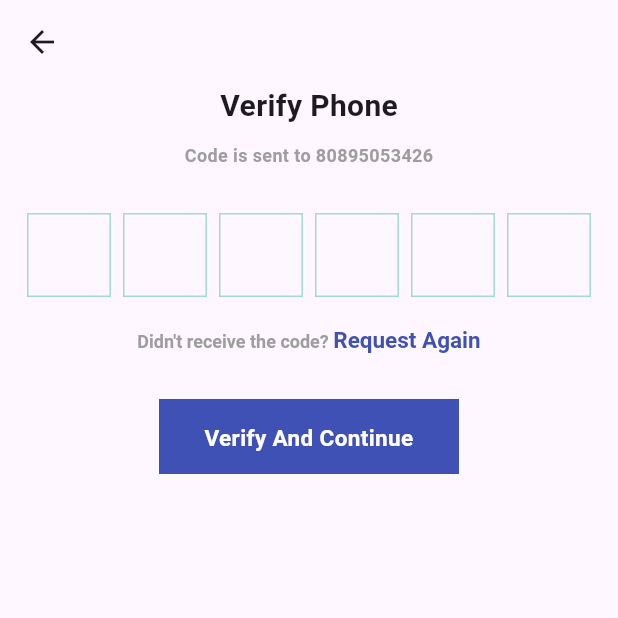
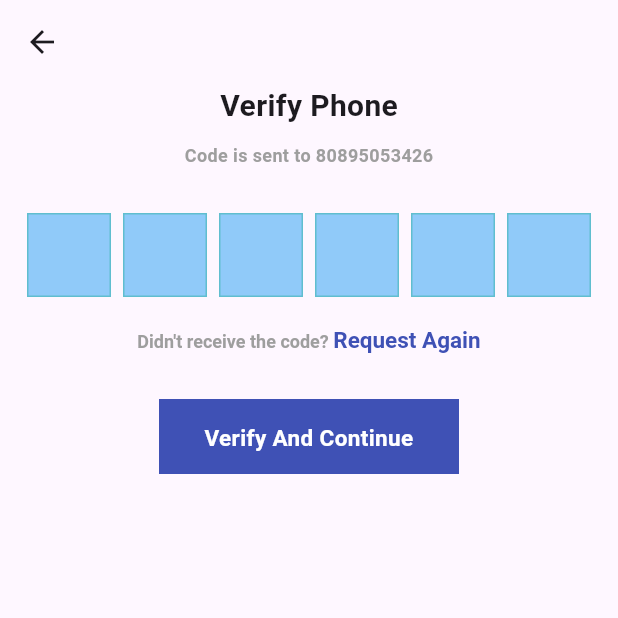
Before and after one commit to shubhamgitvns/Transport_Project, a Flutter app: the Conform_verifitation_page screen opened by its route, on a phone screen of 412 x 824 dp, the top half of it. Run offline on Flutter 3.47's test engine with Material 3 defaults, Android fonts, the light colour scheme and no system bars; drawn by our look-alikes of pinput; our stand-ins replace intl_phone_number_input; network calls fail; key blocks and very long unbroken strings in the code were emptied for the run.

Commit message:
Fill background color in the pin box

```diff
--- a/lib/Comform_verifitation.dart
+++ b/lib/Comform_verifitation.dart
@@ -36,7 +36,7 @@ class _Conform_verifitation_pageState extends State<Conform_verifitation_page> {
       decoration: BoxDecoration(
         //borderRadius: BorderRadius.circular(19),
         border: Border.all(color: borderColor),
-
+          color: Colors.blue.shade200
       ),
     );
     return Scaffold(
```
